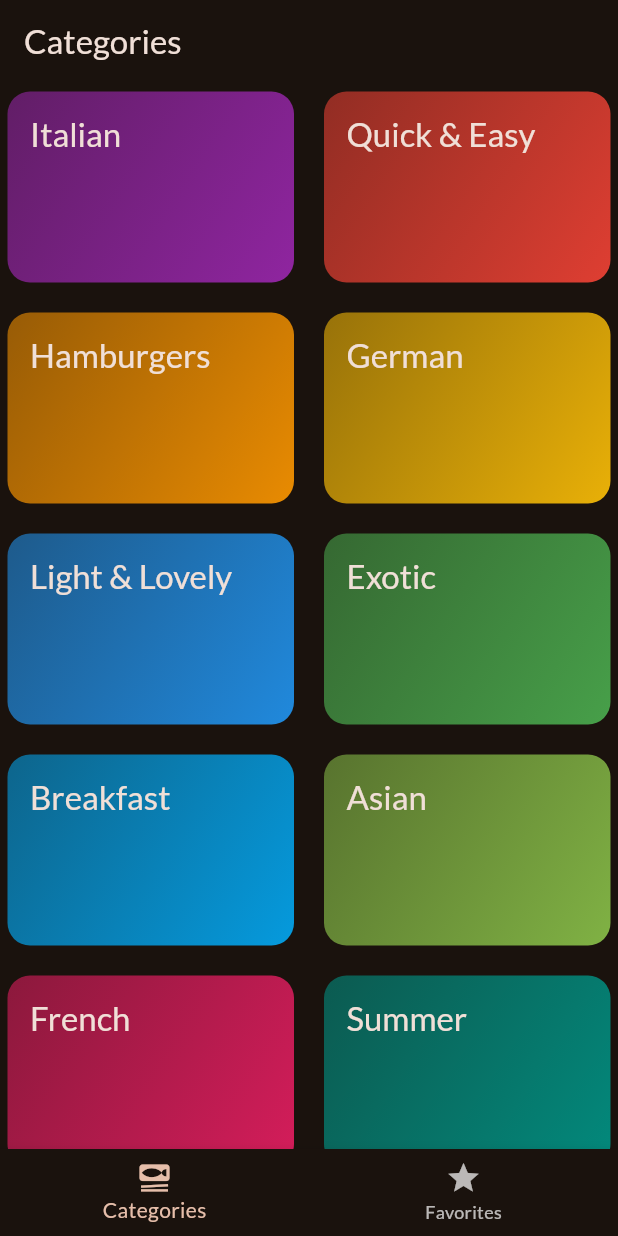
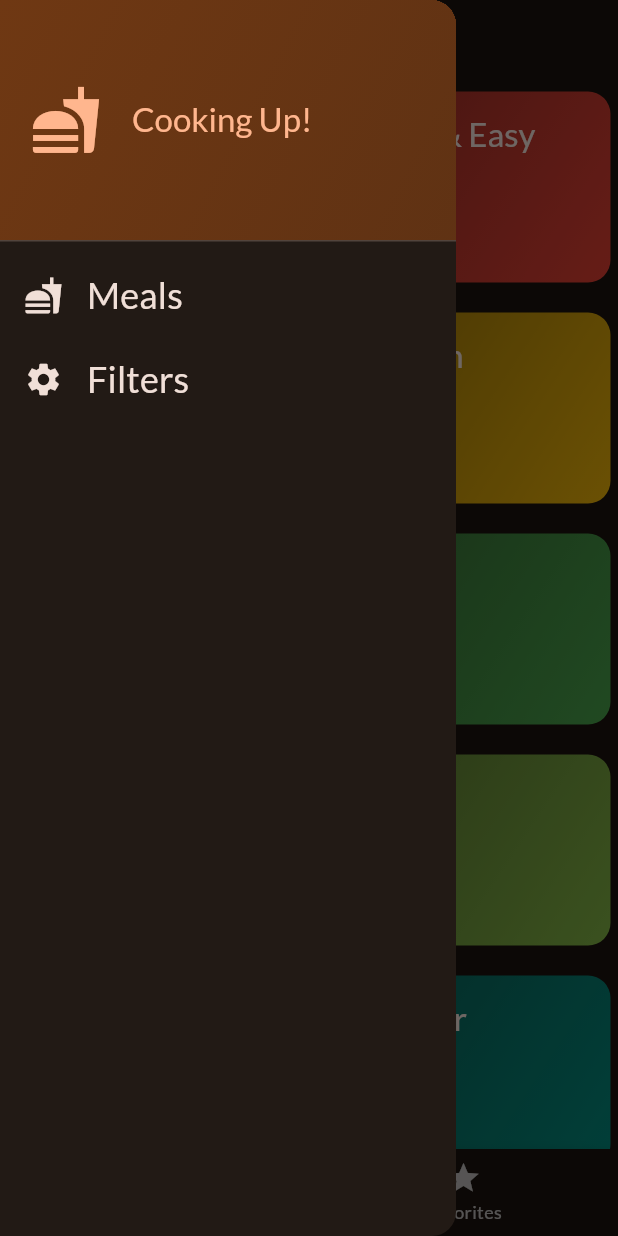
Before and after one commit to FinalformSora/meals_app, a Flutter app: the screen it shows after launch, with the side drawer open (before the commit the screen has no drawer), on a phone screen of 412 x 824 dp. Run offline on Flutter 3.47's test engine with Material 3 defaults, Android fonts, the phone set to English and light mode, and no system bars; our stand-ins replace google_fonts, transparent_image.

Commit message:
Update iOS build files and add new screen

```diff
--- a/lib/screens/tabs.dart
+++ b/lib/screens/tabs.dart
@@ -1,7 +1,9 @@
 import 'package:flutter/material.dart';
 import 'package:meals_app/models/meal.dart';
 import 'package:meals_app/screens/categories.dart';
+import 'package:meals_app/screens/filters.dart';
 import 'package:meals_app/screens/meals.dart';
+import 'package:meals_app/widgets/main_drawer.dart';
 
 class TabsScreen extends StatefulWidget {
   const TabsScreen({Key? key}) : super(key: key);
@@ -48,6 +50,17 @@ class _TabsScreenState extends State<TabsScreen> {
     });
   }
 
+  void _setScreen(String identifier) {
+    Navigator.of(context).pop();
+    if (identifier == 'filters') {
+      Navigator.of(context).pushReplacement(
+        MaterialPageRoute(
+          builder: ((ctx) => const FiltersScreen()),
+        ),
+      );
+    }
+  }
+
   @override
   Widget build(BuildContext context) {
     Widget activePage = CategoriesScreen(
@@ -67,6 +80,7 @@ class _TabsScreenState extends State<TabsScreen> {
       appBar: AppBar(
         title: Text(activePageTitle),
       ),
+      drawer: MainDrawer(onSelectScreen: _setScreen),
       body: activePage,
       bottomNavigationBar: BottomNavigationBar(
         onTap: _selectPage,
--- /dev/null
+++ b/lib/widgets/main_drawer.dart
@@ -0,0 +1,83 @@
+import 'package:flutter/material.dart';
+
+class MainDrawer extends StatelessWidget {
+  const MainDrawer({Key? key, required this.onSelectScreen}) : super(key: key);
+
+  final void Function(String identifier) onSelectScreen;
+
+  @override
+  Widget build(BuildContext context) {
+    return Drawer(
+      child: Column(
+        children: [
+          DrawerHeader(
+            padding: const EdgeInsets.all(20),
+            decoration: BoxDecoration(
+              gradient: LinearGradient(
+                colors: [
+                  Theme.of(context).colorScheme.primaryContainer,
+                  Theme.of(context)
+                      .colorScheme
+                      .primaryContainer
+                      .withOpacity(0.8),
+                ],
+                begin: Alignment.topLeft,
+                end: Alignment.bottomRight,
+              ),
+            ),
+            child: Row(
+              children: [
+                Icon(
+                  Icons.fastfood,
+                  size: 48,
+                  color: Theme.of(context).colorScheme.primary,
+                ),
+                const SizedBox(width: 20),
+                Text(
+                  'Cooking Up!',
+                  style: Theme.of(context).textTheme.titleLarge!.copyWith(
+                        color: Theme.of(context).colorScheme.primary,
+                      ),
+                ),
+              ],
+            ),
+          ),
+          ListTile(
+            leading: Icon(
+              Icons.fastfood,
+              size: 26,
+              color: Theme.of(context).colorScheme.onBackground,
+            ),
+            title: Text(
+              'Meals',
+              style: Theme.of(context).textTheme.titleSmall!.copyWith(
+                    color: Theme.of(context).colorScheme.onBackground,
+                    fontSize: 24,
+                  ),
+            ),
+            onTap: () {
+              onSelectScreen('meals');
+            },
+          ),
+          ListTile(
+            leading: Icon(
+              Icons.settings,
+              size: 26,
+              color: Theme.of(context).colorScheme.onBackground,
+            ),
+            title: Text(
+              'Filters',
+              style: Theme.of(context).textTheme.titleSmall!.copyWith(
+                    color: Theme.of(context).colorScheme.onBackground,
+                    fontSize: 24,
+                  ),
+            ),
+            onTap: () {
+              onSelectScreen('filters');
+            },
+          )
+        ],
+      ),
+    );
+  }
+}
```
Also changed, not shown: lib/screens/filters.dart (added, +131 -0 lines), 11 other files.
